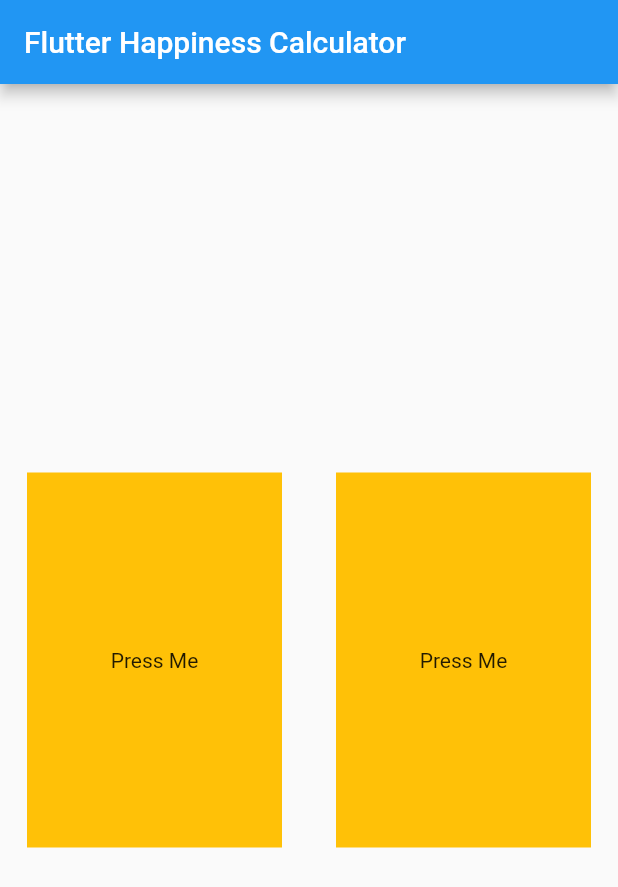
After one commit to sanjibsinha/happiness_calculator, a Flutter app: the screen it shows after launch, on a phone screen of 412 x 824 dp. The commit adds this screen. Shown: the top 887 px of the screen. Run offline on Flutter 3.47's test engine with Material 2 defaults, Android fonts, the phone set to English and light mode, and no system bars.

Commit message:
First for this branch

```diff
--- /dev/null
+++ b/lib/model/constants.dart
@@ -0,0 +1,4 @@
+import 'package:flutter/material.dart';
+
+const inactiveColor = Colors.amber;
+const activeColor = Colors.red;
--- /dev/null
+++ b/lib/model/container_color.dart
@@ -0,0 +1,4 @@
+enum ContainerColor {
+  first,
+  second,
+}
--- /dev/null
+++ b/lib/view/happiness_app.dart
@@ -0,0 +1,19 @@
+import 'package:flutter/material.dart';
+
+import 'happiness_home_page.dart';
+
+class HappinessApp extends StatelessWidget {
+  const HappinessApp({Key? key}) : super(key: key);
+
+  // This widget is the root of your application.
+  @override
+  Widget build(BuildContext context) {
+    return MaterialApp(
+      title: 'Flutter Demo',
+      theme: ThemeData(
+        primarySwatch: Colors.blue,
+      ),
+      home: const HappinessHomePage(title: 'Flutter Happiness Calculator'),
+    );
+  }
+}
--- /dev/null
+++ b/lib/view/happiness_home_page.dart
@@ -0,0 +1,66 @@
+import 'package:flutter/material.dart';
+
+import '../model/constants.dart';
+import '../model/container_color.dart';
+
+class HappinessHomePage extends StatefulWidget {
+  const HappinessHomePage({
+    Key? key,
+    required this.title,
+  }) : super(key: key);
+
+  final String title;
+
+  @override
+  State<HappinessHomePage> createState() => _HappinessHomePageState();
+}
+
+class _HappinessHomePageState extends State<HappinessHomePage> {
+  ContainerColor? selectedContainer;
+
+  @override
+  Widget build(BuildContext context) {
+    return Scaffold(
+      appBar: AppBar(
+        title: Text(widget.title),
+      ),
+      body: Center(
+        child: Column(
+          mainAxisAlignment: MainAxisAlignment.center,
+          children: <Widget>[
+            Row(
+              children: [
+                expandEnum(ContainerColor.first),
+                expandEnum(ContainerColor.second),
+              ],
+            ),
+          ],
+        ),
+      ),
+    );
+  }
+
+  Expanded expandEnum(ContainerColor? containerColor) {
+    return Expanded(
+      child: Padding(
+        padding: const EdgeInsets.all(18.0),
+        child: GestureDetector(
+          onTap: () {
+            setState(() {
+              selectedContainer = containerColor;
+            });
+          },
+          child: Container(
+            alignment: Alignment.center,
+            color: selectedContainer == containerColor
+                ? activeColor
+                : inactiveColor,
+            width: 250.0,
+            height: 250.0,
+            child: const Text('Press Me'),
+          ),
+        ),
+      ),
+    );
+  }
+}
```
Also changed, not shown: lib/main.dart (+3 -106 lines), 1 other file.
